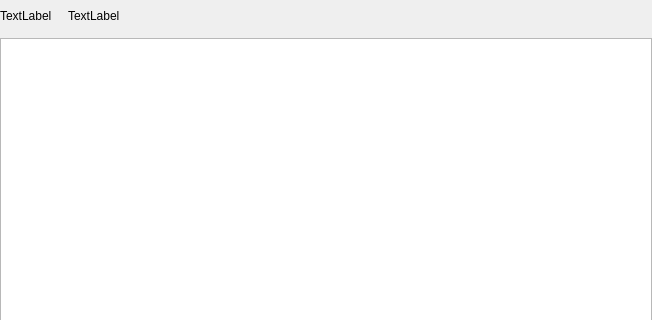
This is plugins/installer_wizard/src/ui/wizardinstallererror.ui in Holt59/mo2-merge as Qt 5 draws it before an edit; both pictures show x 0 to 652 and y 0 to 320 of the 652 by 476 pixel window. The edited form follows.
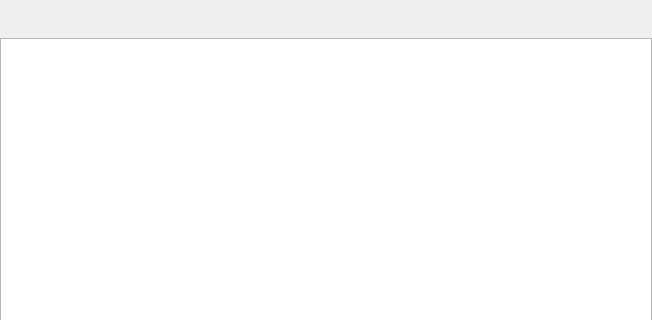
This is the edited form.

What changed in the file:
```diff
--- a/plugins/installer_wizard/src/ui/wizardinstallererror.ui
+++ b/plugins/installer_wizard/src/ui/wizardinstallererror.ui
@@ -45,7 +45,7 @@
           </size>
          </property>
          <property name="text">
-          <string>TextLabel</string>
+          <string notr="true"/>
          </property>
         </widget>
        </item>
@@ -68,7 +68,7 @@
        <item>
         <widget class="QLabel" name="titleLabel">
          <property name="text">
-          <string>TextLabel</string>
+          <string notr="true"/>
          </property>
          <property name="wordWrap">
           <bool>true</bool>
```
Left out of the diff: 12 changed lines with no effect on the pictures.
